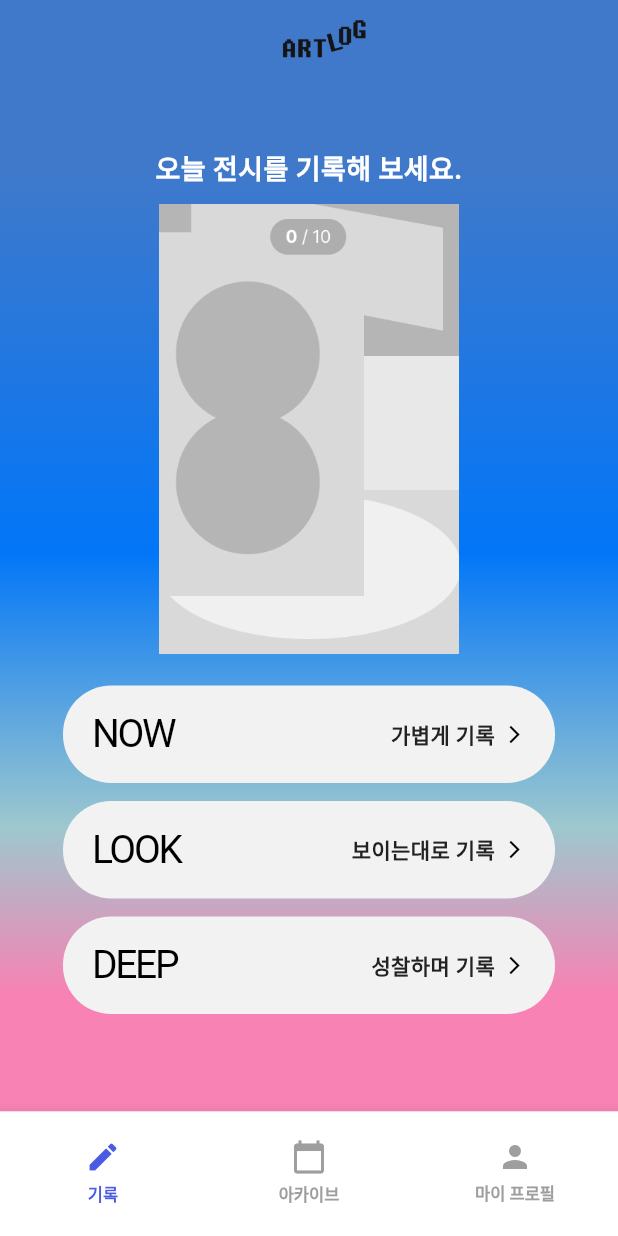
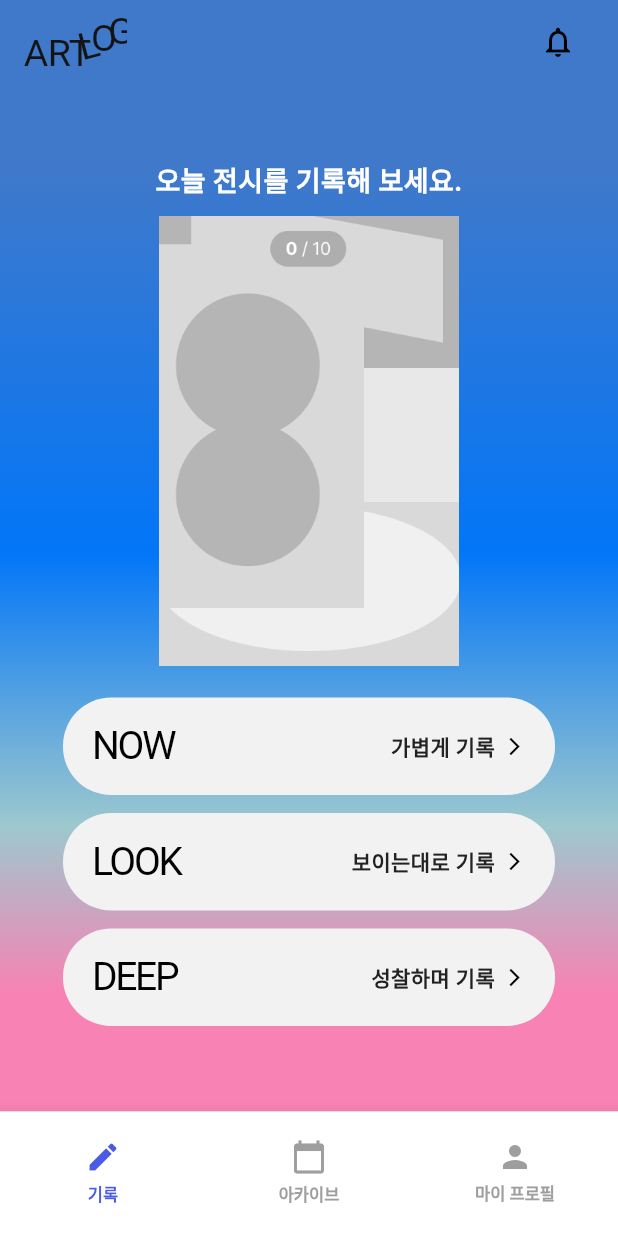
Before and after one commit to artlogofficial/artlog-app-mvp, a Flutter app: the HomePage screen opened directly, on a phone screen of 412 x 824 dp. Run offline on Flutter 3.47's test engine with Material 3 defaults, Android fonts, the phone set to English and light mode, and no system bars; our stand-ins replace cloud_firestore, firebase_auth, firebase_core; missing offline and left inert: kakao_flutter_sdk; accounts and stored records are empty; Roboto replaces fonts that are missing (DungGeunMo, Pretendard).

Commit message:
<ui>(home): 앱바 위젯으로 구현

```diff
--- a/lib/ui/pages/home/home_page.dart
+++ b/lib/ui/pages/home/home_page.dart
@@ -1,4 +1,5 @@
 import 'package:artlog_app_mvp/ui/widgets/navigation/bottom_navigation.dart';
+import 'package:artlog_app_mvp/ui/widgets/appbars/custom_appbar.dart';
 import 'package:flutter/material.dart';
 
 class HomePage extends StatefulWidget {
@@ -20,6 +21,15 @@ class _HomePageState extends State<HomePage> {
   @override
   Widget build(BuildContext context) {
     return Scaffold(
+      extendBodyBehindAppBar: true,
+      appBar: CustomAppBar(
+        type: AppBarType.main,
+        title: '',
+        showBackButton: false,
+        onAlarmPressed: () {
+          // 알람 아이콘 클릭시 실행될 로직
+        },
+      ),
       body: Container(
         width: double.infinity,
         height: double.infinity,
@@ -36,28 +46,19 @@ class _HomePageState extends State<HomePage> {
             stops: [0.15, 0.4967, 0.7438, 0.894],
           ),
         ),
-        child: SafeArea(
         child: Column(
-            crossAxisAlignment: CrossAxisAlignment.center, // ✅ 내부 요소 중앙 정렬
+          crossAxisAlignment: CrossAxisAlignment.center,
           children: [
-              // 🔹 상단 로고 (왼쪽 정렬 유지)
-              Padding(
-                padding: const EdgeInsets.only(left: 20, top: 10),
-                child: Image.asset(
-                  'assets/images/artlog_logo.png',
-                  height: 30,
-                ),
-              ),
-
-              // 🔹 메인 컨텐츠 중앙 정렬
+            SizedBox(height: MediaQuery.of(context).padding.top + kToolbarHeight),
+            // 메인 컨텐츠 중앙 정렬
             Expanded(
               child: Column(
                 mainAxisAlignment: MainAxisAlignment.center,
-                  crossAxisAlignment: CrossAxisAlignment.center, // ✅ 내부 요소 중앙 정렬
+                crossAxisAlignment: CrossAxisAlignment.center,
                 children: [
                   const Text(
                     "오늘 전시를 기록해 보세요.",
-                      textAlign: TextAlign.center, // ✅ 텍스트 중앙 정렬
+                    textAlign: TextAlign.center,
                     style: TextStyle(
                       fontSize: 18,
                       fontWeight: FontWeight.bold,
@@ -66,8 +67,8 @@ class _HomePageState extends State<HomePage> {
                   ),
                   const SizedBox(height: 10),
 
-                    // 🔹 포스터 이미지 중앙 정렬
-                    Center( // ✅ 추가된 부분
+                  // 포스터 이미지 중앙 정렬
+                  Center(
                     child: Container(
                       width: 200,
                       height: 300,
@@ -81,7 +82,7 @@ class _HomePageState extends State<HomePage> {
                   ),
                   const SizedBox(height: 15),
 
-                    // 🔹 NOW, LOOK, DEEP 버튼 (중앙 정렬)
+                  // NOW, LOOK, DEEP 버튼 (중앙 정렬)
                   _buildRecordButton("NOW", "가볍게 기록"),
                   _buildRecordButton("LOOK", "보이는대로 기록"),
                   _buildRecordButton("DEEP", "성찰하며 기록"),
@@ -91,9 +92,7 @@ class _HomePageState extends State<HomePage> {
           ],
         ),
       ),
-      ),
 
-      // ✅ 네비게이션 바
       bottomNavigationBar: BottomNavigation(
         currentIndex: _currentIndex,
         onTap: _onTabTapped,
@@ -101,9 +100,8 @@ class _HomePageState extends State<HomePage> {
     );
   }
 
-  // 기록 버튼 위젯 (중앙 정렬)
   Widget _buildRecordButton(String title, String subtitle) {
-    return Center( // ✅ 버튼 중앙 정렬
+    return Center(
       child: Padding(
         padding: const EdgeInsets.symmetric(horizontal: 24, vertical: 6),
         child: Container(
--- a/lib/ui/widgets/appbars/custom_appbar.dart
+++ b/lib/ui/widgets/appbars/custom_appbar.dart
@@ -1,5 +1,6 @@
 import 'package:artlog_app_mvp/ui/widgets/common/logo_widget.dart';
 import 'package:flutter/material.dart';
+import 'package:flutter/services.dart';
 
 enum AppBarType { main, sub, subWithBtn }
 
@@ -8,38 +9,97 @@ class CustomAppBar extends StatelessWidget implements PreferredSizeWidget {
   final AppBarType type;
   final bool showBackButton;
   final VoidCallback? onBack;
-  final Widget? trailing;
-  final String? buttonText; // subWithBtn에서 사용할 버튼 텍스트
-  final VoidCallback? onButtonPressed; // 버튼 클릭 이벤트
+  final String? buttonText;
+  final VoidCallback? onButtonPressed;
+  final VoidCallback? onAlarmPressed;
 
   const CustomAppBar({
     Key? key,
     required this.title,
     required this.type,
-    this.showBackButton = false,
+    this.showBackButton = true,
     this.onBack,
-    this.trailing,
     this.buttonText,
     this.onButtonPressed,
+    this.onAlarmPressed,
   }) : super(key: key);
 
   @override
   Widget build(BuildContext context) {
     return AppBar(
-      title: type == AppBarType.main
-          ? const LogoWidget(size: 36) // 메인 상태에서는 로고 사용
-          : Text(title, style: const TextStyle(color: Colors.black)),
-      centerTitle: true,
+      leading: _buildLeading(context),
+      leadingWidth: 120, // leading 영역의 너비 설정 (로고가 잘리지 않도록)
+      title: _buildTitle(),
+      centerTitle: type != AppBarType.main, // 메인 앱바에서는 가운데 정렬 비활성화
       backgroundColor: Colors.transparent,
       elevation: 0,
-      leading: showBackButton
-          ? IconButton(
+      actions: _buildActions(),
+      systemOverlayStyle: const SystemUiOverlayStyle(
+        statusBarColor: Colors.transparent,
+        statusBarIconBrightness: Brightness.dark,
+      ),
+    );
+  }
+
+  // AppBar의 왼쪽 영역 (로고 또는 뒤로 가기 버튼)
+  Widget? _buildLeading(BuildContext context) {
+    if (type == AppBarType.main) {
+      return Padding(
+        padding: const EdgeInsets.only(left: 16.0),
+        child: SizedBox(
+          width: 120, // 충분한 너비 확보하여 로고가 잘리지 않도록 설정
+          height: kToolbarHeight,
+          child: Align(
+            alignment: Alignment.centerLeft,
+            child: LogoWidget(size: 36), // 로고 크기 고정
+          ),
+        ),
+      );
+    }
+
+    if (!showBackButton) return null;
+
+    return IconButton(
       icon: const Icon(Icons.arrow_back, color: Colors.black),
       onPressed: onBack ?? () => Navigator.pop(context),
-            )
-          : null,
-      actions: [
-        if (type == AppBarType.subWithBtn && buttonText != null) // subWithBtn에서 버튼 추가
+    );
+  }
+
+  // AppBar의 타이틀 설정 (메인에서는 숨김)
+  Widget _buildTitle() {
+    if (type == AppBarType.main) {
+      return const SizedBox.shrink();
+    }
+
+    return Text(
+      title,
+      style: const TextStyle(
+        color: Colors.black,
+        fontFamily: 'Pretendard',
+        fontSize: 16,
+        fontWeight: FontWeight.w600,
+        height: 1.25,
+        letterSpacing: 0,
+      ),
+    );
+  }
+
+  // AppBar의 오른쪽 영역 (알람 아이콘, 추가 버튼 등)
+  List<Widget> _buildActions() {
+    final List<Widget> actions = [];
+
+    if (type == AppBarType.main) {
+      actions.add(
+        Padding(
+          padding: const EdgeInsets.only(right: 16.0),
+          child: IconButton(
+            icon: const Icon(Icons.notifications_none, color: Colors.black),
+            onPressed: onAlarmPressed ?? () {},
+          ),
+        ),
+      );
+    } else if (type == AppBarType.subWithBtn && buttonText != null) {
+      actions.add(
         Padding(
           padding: const EdgeInsets.only(right: 16),
           child: TextButton(
@@ -48,15 +108,19 @@ class CustomAppBar extends StatelessWidget implements PreferredSizeWidget {
               buttonText!,
               style: const TextStyle(
                 color: Color(0xFF0770E8),
+                fontFamily: 'Pretendard',
                 fontSize: 16,
                 fontWeight: FontWeight.w600,
+                height: 1.25,
+                letterSpacing: 0,
               ),
             ),
           ),
         ),
-        if (trailing != null) trailing!,
-      ],
       );
+    }
+
+    return actions;
   }
 
   @override
--- a/lib/ui/widgets/common/logo_widget.dart
+++ b/lib/ui/widgets/common/logo_widget.dart
@@ -3,50 +3,61 @@ import 'package:flutter/material.dart';
 class LogoWidget extends StatelessWidget {
   final double size;
 
-  const LogoWidget({Key? key, this.size = 70.0}) : super(key: key);
+  const LogoWidget({
+    Key? key,
+    this.size = 70.0, // 기본 높이값 70으로 설정
+  }) : super(key: key);
 
   @override
   Widget build(BuildContext context) {
+    // 로고의 원래 가로/세로 비율 유지
+    final double width = size * (133.91 / 70);
+
     return SizedBox(
-      width: size * (133.91 / 70), // 비율 유지
+      width: width,
       height: size,
       child: Stack(
         children: [
+          // L 글자
           Positioned(
             left: size * (66.18 / 70),
             top: size * (23.12 / 70),
             child: Transform(
               transform: Matrix4.identity()..rotateZ(-0.26),
-              child: _buildText('L'),
+              child: _buildLetter('L'),
             ),
           ),
+          // ART 글자
           Positioned(
             left: 0,
             top: size * (29.42 / 70),
-            child: _buildText('ART'),
+            child: _buildLetter('ART'),
           ),
+          // O 글자
           Positioned(
             left: size * (87.25 / 70),
             top: size * (10.14 / 70),
-            child: _buildText('O'),
+            child: _buildLetter('O'),
           ),
+          // G 글자
           Positioned(
             left: size * (109.57 / 70),
             top: 0,
-            child: _buildText('G'),
+            child: _buildLetter('G'),
           ),
         ],
       ),
     );
   }
 
-  Widget _buildText(String letter) {
+  // 공통 텍스트 스타일을 적용하는 헬퍼 메소드
+  Widget _buildLetter(String text) {
     return Text(
-      letter,
+      text,
       textAlign: TextAlign.center,
-      style: const TextStyle(
-        color: Color(0xFF141414),
-        fontSize: 48.70,
+      style: TextStyle(
+        color: const Color(0xFF141414),
+        fontSize: size * (48.70 / 70), // 폰트 크기를 size에 비례하게 조정
         fontFamily: 'DungGeunMo',
         fontWeight: FontWeight.w400,
         height: 0.83,
```
Lines whose indentation alone changed are shown as unchanged.
